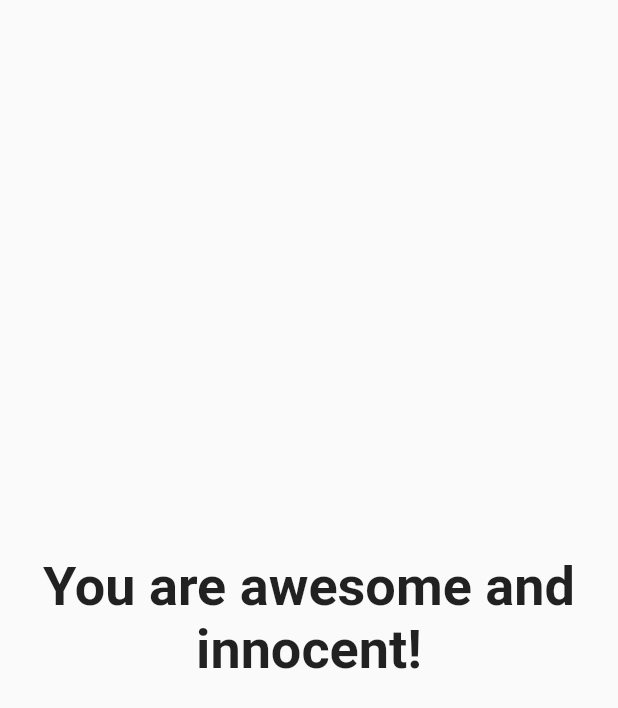
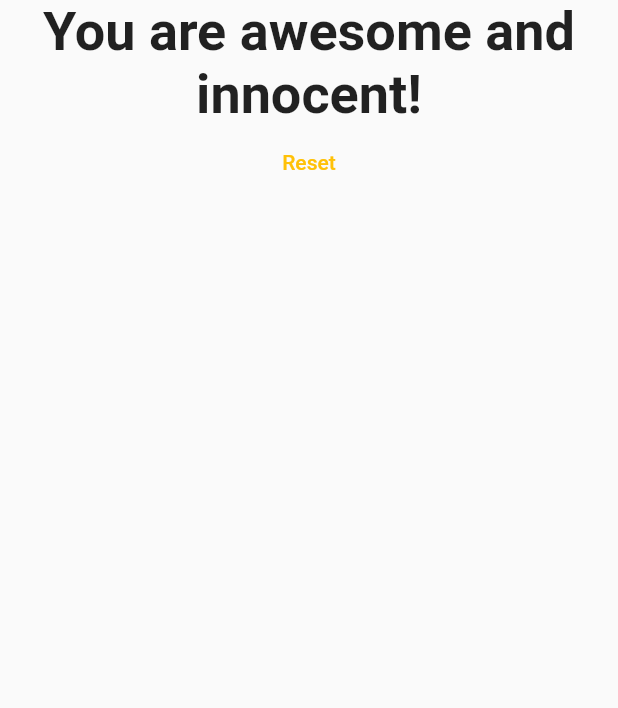
Before and after one commit to TomSnus/flutter_complete_guide, a Flutter app: the Result widget shown alone on an empty page, opened directly with empty values, on a phone screen of 412 x 824 dp. Shown: the top 708 px of the screen. Run offline on Flutter 3.47's test engine with Material 2 defaults, Android fonts, the phone set to English and light mode, and no system bars.

Commit message:
finish start

```diff
--- a/lib/result.dart
+++ b/lib/result.dart
@@ -2,7 +2,8 @@ import 'package:flutter/material.dart';
 
 class Result extends StatelessWidget {
   final int resultScore;
-  Result(this.resultScore);
+  final Function resetHandler;
+  Result(this.resultScore, this.resetHandler);
 
   String get resultPhrase {
     var resultText = 'You did it';
@@ -21,10 +22,20 @@ class Result extends StatelessWidget {
   @override
   Widget build(BuildContext context) {
     return Center(
-        child: Text(
-      resultPhrase,
-      style: TextStyle(fontSize: 36, fontWeight: FontWeight.bold),
-      textAlign: TextAlign.center,
+        child: Column(
+      children: [
+        Text(
+          resultPhrase,
+          style: TextStyle(fontSize: 36, fontWeight: FontWeight.bold),
+          textAlign: TextAlign.center,
+        ),
+        TextButton(
+          onPressed: resetHandler,
+          child: Text('Reset'),
+          style: ButtonStyle(
+              foregroundColor: MaterialStateProperty.all(Colors.amber)),
+        )
+      ],
     ));
   }
 }
```
Also changed, not shown: lib/main.dart (+8 -1 lines), 2 other files.
